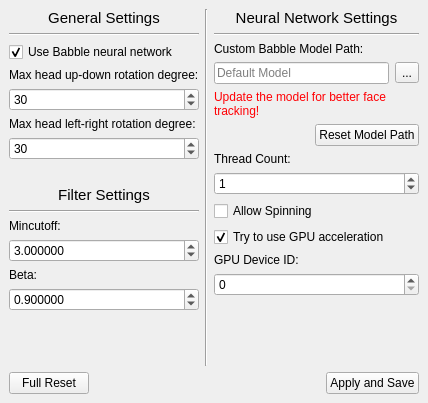
First picture: the form in FoxyFace/src/ui/qtcreator/BabbleSettings.ui, repository Jeka8833/FoxyFace, before the edit.
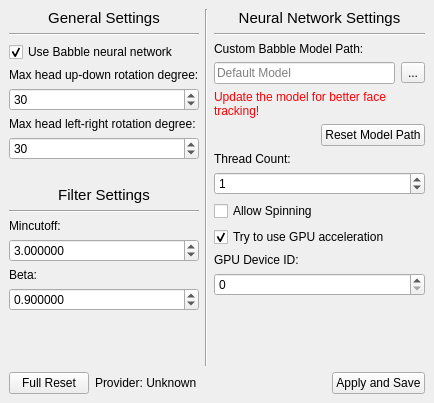
Second picture: the form after the edit.

Commit message: Display provider information in Babble Settings UI.

```diff
--- a/FoxyFace/src/ui/qtcreator/BabbleSettings.ui
+++ b/FoxyFace/src/ui/qtcreator/BabbleSettings.ui
@@ -6,7 +6,7 @@
    <rect>
     <x>0</x>
     <y>0</y>
-    <width>428</width>
+    <width>434</width>
     <height>403</height>
    </rect>
   </property>
@@ -353,6 +353,16 @@
         </property>
        </widget>
       </item>
+      <item>
+       <widget class="QLabel" name="provider_status_lb">
+        <property name="toolTip">
+         <string notr="true"/>
+        </property>
+        <property name="text">
+         <string>Provider: Unknown</string>
+        </property>
+       </widget>
+      </item>
       <item>
        <spacer name="horizontalSpacer">
         <property name="orientation">
```
Left out of the diff: 16 changed lines with no effect on the pictures. The commit also changes 2 other files.
